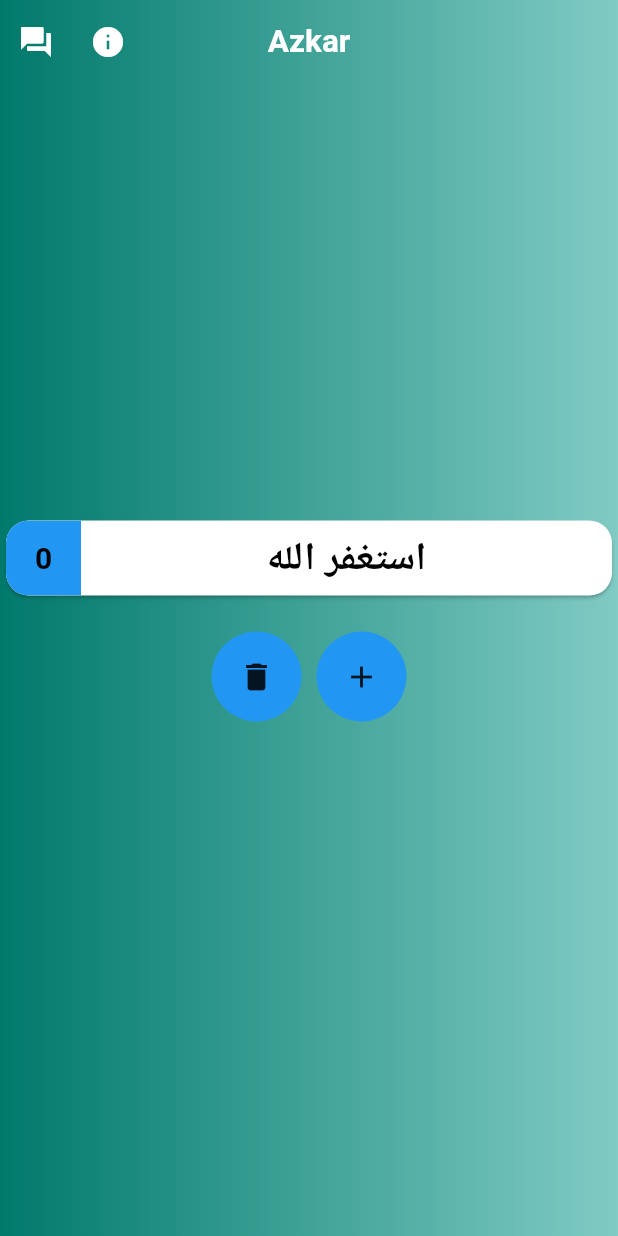
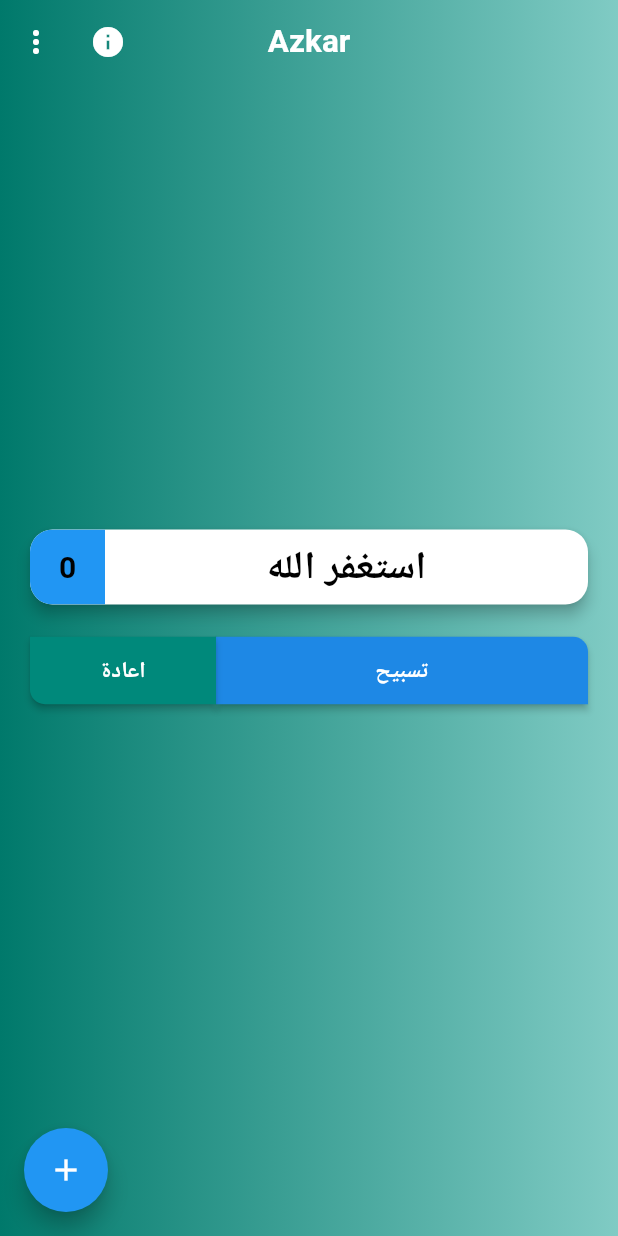
Before and after one commit to Mohamadimad28/azkar_app_sisalme, a Flutter app: the screen it shows after launch, on a phone screen of 412 x 824 dp. Run offline on Flutter 3.47's test engine with Material 2 defaults, Android fonts, the phone set to English and light mode, and no system bars; our stand-ins replace google_fonts.

```diff
--- a/lib/screens/azkar_screen.dart
+++ b/lib/screens/azkar_screen.dart
@@ -10,18 +10,20 @@ class AzkarScreen extends StatefulWidget {
 
 class _AzkarScreenState extends State<AzkarScreen> {
   int _counter = 0;
+  String _content = 'استغفر الله';
 
-  void _incrementCounter() {
-    setState(() {
-      _counter++;
-    });
-  }
-
-  void _incrementCounter1() {
-    setState(() {
-      _counter = 0;
-    });
-  }
+  //
+  // void _incrementCounter() {
+  //   setState(() {
+  //     _counter++;
+  //   });
+  // }
+  //
+  // void _incrementCounter1() {
+  //   setState(() {
+  //     _counter = 0;
+  //   });
+  // }
 
   @override
   Widget build(BuildContext context) {
@@ -33,31 +35,71 @@ class _AzkarScreenState extends State<AzkarScreen> {
         centerTitle: true,
         automaticallyImplyLeading: true,
         // automaticallyImplyLeading: false,
-        title: Text('Azkar'),
+        title: const Text('Azkar'),
         actions: [
           IconButton(
             onPressed: () {
-              Navigator.pushNamed(context, '/info_screen', arguments: {
-                'message': 'Info Screen',
-              });
-            },
-            icon: Icon(Icons.info),
-          ),
-          IconButton(
-            onPressed: () {
-              Navigator.push(
+              Navigator.pushNamed(
                 context,
-                MaterialPageRoute(
-                  builder: (context) => AboutAppScreen(
-                    message: 'About App',
-                  ),
-                  // بحكي مع الكونستركتو مباشرة وببعتلو بيانات يعني انا الي انشئت الكونستركتو
-                ),
+                '/info_screen',
+                arguments: {
+                  'message': 'Info Screen',
+                },
               );
             },
-            icon: Icon(Icons.question_answer),
+            icon: const Icon(Icons.info),
+          ),
+          // IconButton(
+          //   onPressed: () {
+          //     Navigator.push(
+          //       context,
+          //       MaterialPageRoute(
+          //         builder: (context) => const AboutAppScreen(
+          //           message: 'About App',
+          //         ),
+          //         // بحكي مع الكونستركتو مباشرة وببعتلو بيانات يعني انا الي انشئت الكونستركتو
+          //       ),
+          //     );
+          //   },
+          //   icon: const Icon(Icons.question_answer),
+          // ),
+          PopupMenuButton <String>(
+            onSelected: (value){
+               if(_content != value){
+                 setState((){
+                   _content = value;
+                   _counter = 0;
+
+                 });
+               }
+            },
+            itemBuilder: (context) {
+              return [
+                PopupMenuItem(
+                  child: Text('استغفر الله'),
+                  value: 'استغفر الله',
+                  height: 30,
+                ),
+                PopupMenuDivider(),
+                PopupMenuItem(
+                  child: Text('الحمد الله'),
+                  value: 'الحمد الله',
+                  height: 30,
+                ),
+                PopupMenuDivider(),
+                PopupMenuItem(
+                  child: Text('سبحان الله'),
+                  value: 'سبحان الله',
+                  height: 30,
+                ),
+              ];
+            },
           ),
         ],
+      ),
+      floatingActionButton: FloatingActionButton(
+        onPressed: () {},
+        child: Icon(Icons.add),
       ),
       body: Container(
         decoration: BoxDecoration(
@@ -68,19 +110,22 @@ class _AzkarScreenState extends State<AzkarScreen> {
             ],
           ),
         ),
+        padding: const EdgeInsets.symmetric(horizontal: 20),
         child: Column(
           mainAxisAlignment: MainAxisAlignment.center,
           children: [
             Card(
+              margin: const EdgeInsetsDirectional.only(bottom: 20),
               clipBehavior: Clip.antiAlias,
+              elevation: 4,
               shape: RoundedRectangleBorder(
                 borderRadius: BorderRadius.circular(15),
               ),
               child: Row(
                 children: [
-                  Expanded(
+                   Expanded(
                       child: Text(
-                    'استغفر الله',
+                        _content,
                     textAlign: TextAlign.center,
                     style: TextStyle(
                       color: Colors.black,
@@ -95,7 +140,7 @@ class _AzkarScreenState extends State<AzkarScreen> {
                     alignment: Alignment.center,
                     child: Text(
                       '$_counter',
-                      style: TextStyle(
+                      style: const TextStyle(
                         color: Colors.black,
                         fontWeight: FontWeight.bold,
                         fontSize: 20,
@@ -105,35 +150,75 @@ class _AzkarScreenState extends State<AzkarScreen> {
                 ],
               ),
             ),
-            SizedBox(height: 20,),
+            // SizedBox(
+            //   height: 20,
+            // ),
             Row(
-              mainAxisAlignment: MainAxisAlignment.center,
               children: [
-                Container(
-                  width: 60,
-                  height: 60,
-                  decoration: BoxDecoration(
-                    color: Colors.blue,
-                    shape: BoxShape.circle,
-                  ),
-                  child: IconButton(
-                    onPressed: _incrementCounter,
-                    icon: Icon(Icons.add),
+                Expanded(
+                  flex: 2,
+                  child: ElevatedButton(
+                    onPressed: () {
+                      setState(() {
+                        ++_counter;
+                      });
+                    },
+                    child: const Text('تسبيح'),
+                    style: ElevatedButton.styleFrom(
+                      primary: Colors.blue.shade600,
+                      minimumSize: const Size(0, 45),
+                      shape: const RoundedRectangleBorder(
+                        borderRadius: BorderRadiusDirectional.only(
+                          topStart: Radius.circular(10),
+                        ),
+                      ),
+                    ),
                   ),
                 ),
-                SizedBox(width: 10,),
-                Container(
-                  width: 60,
-                  height: 60,
-                  decoration: BoxDecoration(
-                    color: Colors.blue,
-                    shape: BoxShape.circle,
-                  ),
-                  child: IconButton(
-                    onPressed: _incrementCounter1,
-                    icon: Icon(Icons.delete),
+                Expanded(
+                  child: ElevatedButton(
+                    onPressed: () {
+                      setState(() {
+                        _counter = 0;
+                      });
+                    },
+                    child: const Text('اعادة'),
+                    style: ElevatedButton.styleFrom(
+                      primary: Colors.teal.shade600,
+                      minimumSize: const Size(0, 45),
+                      shape: const RoundedRectangleBorder(
+                        borderRadius: BorderRadiusDirectional.only(
+                            bottomEnd: Radius.circular(10)),
+                      ),
+                    ),
                   ),
                 ),
+                // Container(
+                //   width: 60,
+                //   height: 60,
+                //   margin: EdgeInsetsDirectional.only(top: 10),
+                //   decoration: BoxDecoration(
+                //     color: Colors.blue,
+                //     shape: BoxShape.circle,
+                //   ),
+                //   child: IconButton(
+                //     onPressed: _incrementCounter,
+                //     icon: Icon(Icons.add),
+                //   ),
+                // ),
+                // Container(
+                //   width: 60,
+                //   height: 60,
+                //   margin: EdgeInsetsDirectional.only(top: 10,start: 10),
+                //   decoration: BoxDecoration(
+                //     color: Colors.blue,
+                //     shape: BoxShape.circle,
+                //   ),
+                //   child: IconButton(
+                //     onPressed: _incrementCounter1,
+                //     icon: Icon(Icons.delete),
+                //   ),
+                // ),
               ],
             ),
           ],
```
Also changed, not shown: lib/screens/info_screen.dart (+6 -4 lines).
